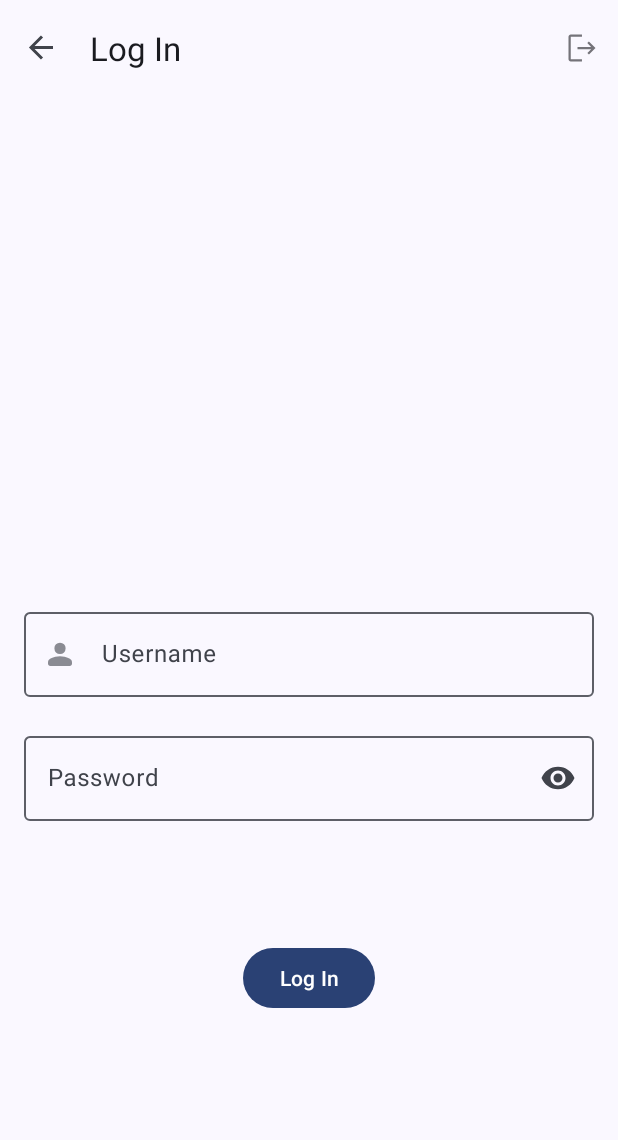
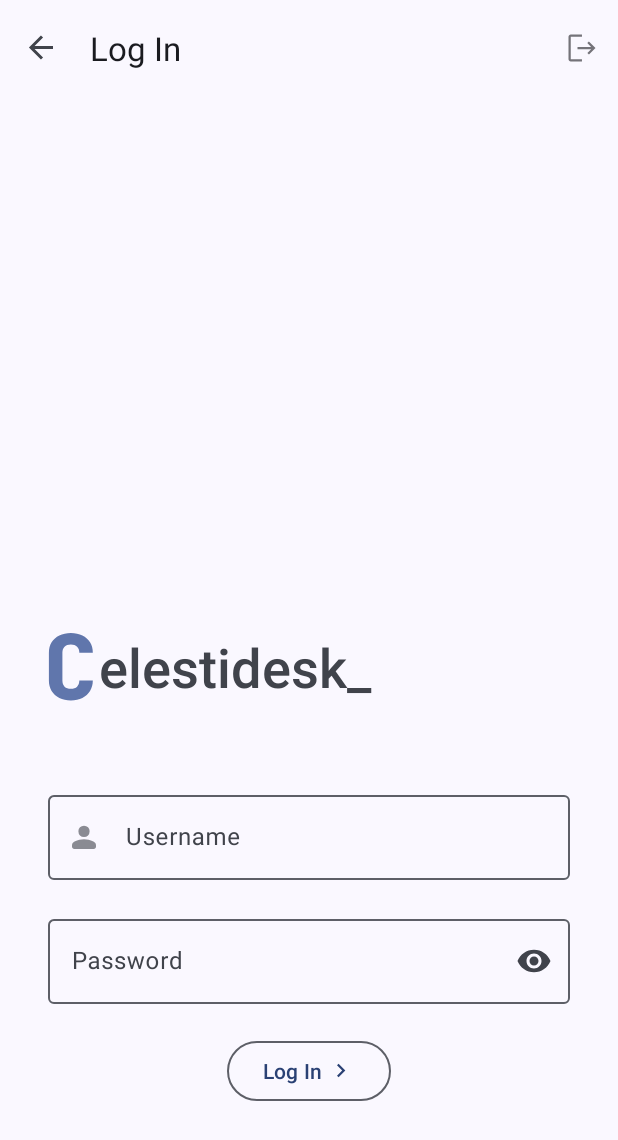
Before and after one commit to nijuyonkadesu/Celestidesk, an Android app: the LoginFragment screen opened through its navigation route, on a phone screen of 412 x 824 dp. Shown: the top 1140 px of the screen. Run offline under Robolectric (Android 15) with nearby library versions, the phone set to English and light mode, and no system bars; our stand-ins replace Dagger/Hilt's generated code, navigation-ui.

Commit message:
fix(design): login page redesign
add credits in start page

```diff
--- a/app/src/main/res/layout/fragment_login.xml
+++ b/app/src/main/res/layout/fragment_login.xml
@@ -7,17 +7,46 @@
     tools:context="one.njk.celestidesk.ui.LoginFragment"
     android:padding="16dp">
 
+    <FrameLayout
+        android:id="@+id/logo"
+        android:layout_width="match_parent"
+        android:layout_height="wrap_content"
+        android:padding="16dp"
+        app:layout_constraintBottom_toBottomOf="parent"
+        app:layout_constraintLeft_toLeftOf="parent"
+        app:layout_constraintTop_toTopOf="parent">
+
+        <ImageView
+            android:id="@+id/prefix"
+            android:layout_width="wrap_content"
+            android:layout_height="wrap_content"
+            android:layout_gravity="center_vertical"
+            android:src="@drawable/c" />
+
+        <TextView
+            android:id="@+id/app_name"
+            style="@style/TextAppearance.Material3.DisplaySmall"
+            android:layout_width="match_parent"
+            android:layout_height="wrap_content"
+            android:gravity="center_vertical"
+            android:padding="4dp"
+            android:layout_marginStart="30dp"
+            android:textFontWeight="600"
+            android:text="@string/fancy_app_name"
+            tools:text="elestidesk_" />
+    </FrameLayout>
+
     <com.google.android.material.textfield.TextInputLayout
         android:id="@+id/username"
         style="@style/ThemeOverlay.Material3.TextInputEditText.OutlinedBox.Dense"
         android:layout_width="match_parent"
         android:layout_height="wrap_content"
         android:hint="@string/hint_username"
+        android:paddingHorizontal="16dp"
         app:endIconMode="clear_text"
         app:errorEnabled="true"
-        app:layout_constraintBottom_toBottomOf="parent"
-        app:layout_constraintLeft_toLeftOf="parent"
-        app:layout_constraintTop_toTopOf="parent"
+        app:layout_constraintBottom_toTopOf="@id/password"
+        app:layout_constraintStart_toStartOf="@id/password"
         app:startIconDrawable="@drawable/profile">
 
         <com.google.android.material.textfield.TextInputEditText
@@ -39,11 +68,13 @@
         android:layout_height="wrap_content"
         android:hint="@string/hint_password"
         app:errorEnabled="true"
+        android:paddingHorizontal="16dp"
 
         android:autofillHints="password"
         app:endIconMode="password_toggle"
-        app:layout_constraintTop_toBottomOf="@id/username"
-        app:layout_constraintLeft_toLeftOf="@id/username">
+        app:layout_constraintBottom_toBottomOf="parent"
+        app:layout_constraintLeft_toLeftOf="parent"
+        app:layout_constraintTop_toBottomOf="@id/logo">
 
         <com.google.android.material.textfield.TextInputEditText
             android:layout_width="match_parent"
@@ -57,8 +88,11 @@
         android:id="@+id/submit"
         android:layout_width="wrap_content"
         android:layout_height="wrap_content"
-        android:layout_marginTop="60dp"
         android:text="@string/login"
+        android:layout_marginBottom="48dp"
+        style="@style/Widget.Material3.Button.OutlinedButton"
+        app:icon="@drawable/arrow"
+        android:layoutDirection="rtl"
         app:layout_constraintEnd_toEndOf="@+id/password"
         app:layout_constraintStart_toStartOf="@+id/password"
         app:layout_constraintTop_toBottomOf="@+id/password" />
--- a/app/src/main/res/layout/fragment_start.xml
+++ b/app/src/main/res/layout/fragment_start.xml
@@ -44,20 +44,30 @@
         app:layout_constraintStart_toStartOf="parent"
         app:layout_constraintTop_toBottomOf="@+id/frameLayout"
         android:text="@string/app_desc"
-        tools:text="Forget drafting a letter.\nForget getting it signed. \nGet your requests approved in a click. \nEasy automation. \nThe most needed automation." />
+        tools:text="@string/app_desc" />
 
     <Button
         android:id="@+id/loginBtn"
         style="@style/Widget.Material3.Button.OutlinedButton"
         android:layout_width="wrap_content"
         android:layout_height="wrap_content"
-        android:layout_marginBottom="42dp"
+        android:layout_marginBottom="48dp"
         android:text="@string/login"
         app:icon="@drawable/arrow"
         android:layoutDirection="rtl"
         app:layout_constraintBottom_toBottomOf="parent"
         app:layout_constraintEnd_toEndOf="parent"
         app:layout_constraintStart_toStartOf="parent" />
+
+    <TextView
+        android:layout_width="wrap_content"
+        android:layout_height="wrap_content"
+        app:layout_constraintBottom_toBottomOf="parent"
+        app:layout_constraintEnd_toEndOf="parent"
+        app:layout_constraintStart_toStartOf="parent"
+        app:layout_constraintTop_toBottomOf="@+id/loginBtn"
+        android:text="@string/credits"
+        tools:text="@string/credits" />
 
     <Button
         android:id="@+id/signupBtn"
--- a/app/src/main/res/values/strings.xml
+++ b/app/src/main/res/values/strings.xml
@@ -63,4 +63,5 @@
     <string name="hint_duration">Duration</string>
     <string name="app_desc">Forget drafting a letter.\nForget getting it signed. \nGet your requests approved in a click. \nEasy automation. \nThe most needed automation.</string>
     <string name="fancy_app_name">elestidesk_</string>
+    <string name="credits"><![CDATA[Made with ❤️ by sriram & niyas]]></string>
 </resources>
```
